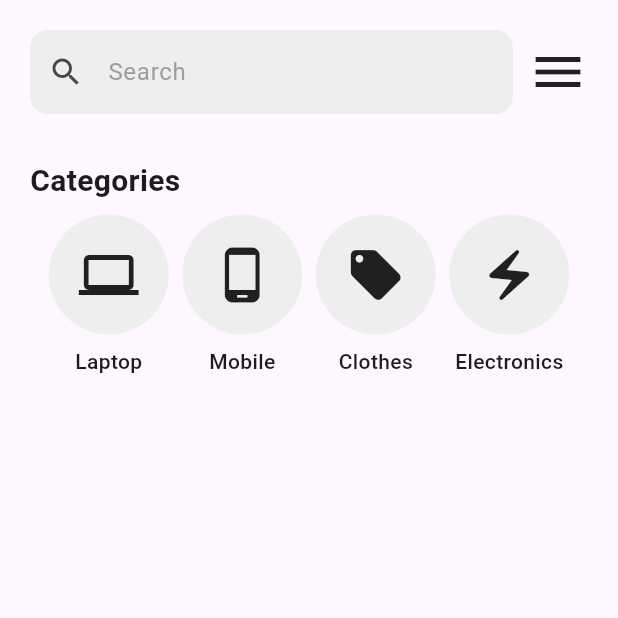
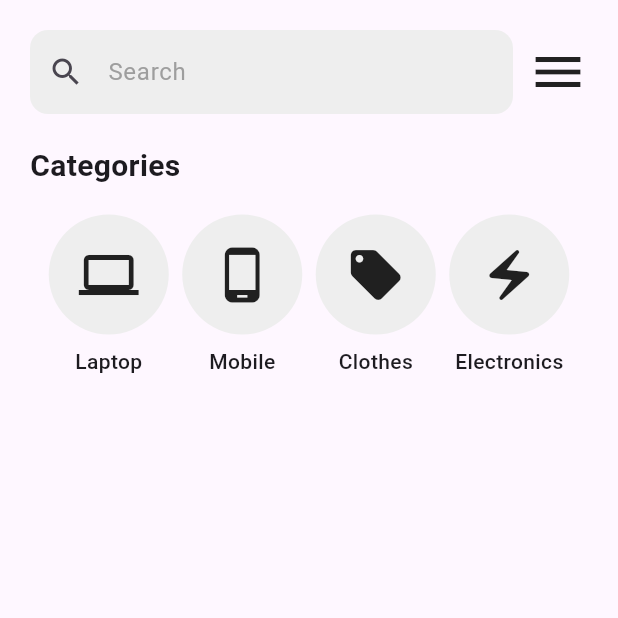
Before and after one commit to wassimrahali/E-commerce-mobile-App, a Flutter app: the screen it shows after launch, on a phone screen of 412 x 824 dp, the top half of it. Run offline on Flutter 3.47's test engine with Material 3 defaults, Android fonts, the phone set to English and light mode, and no system bars.

Commit message:
Categories Section

```diff
--- a/lib/home.dart
+++ b/lib/home.dart
@@ -44,11 +44,12 @@ class _HomeState extends State<Home> {
                   )
                 ],
               ),
-              Container(height: 30),
+              Container(height: 20),
               const Text(
                 "Categories",
                 style: TextStyle(fontWeight: FontWeight.w600, fontSize: 20),
               ),
+              Container(height: 10),
               Padding(
                 padding: const EdgeInsets.all(8.0),
                 child: Row(
```
